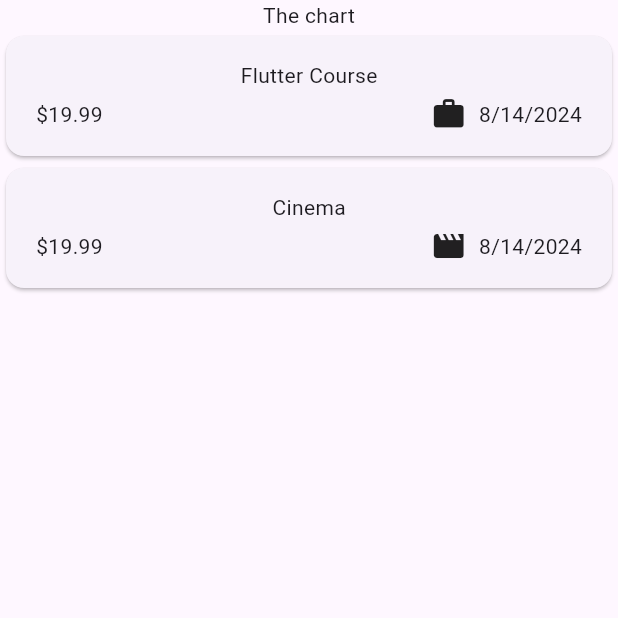
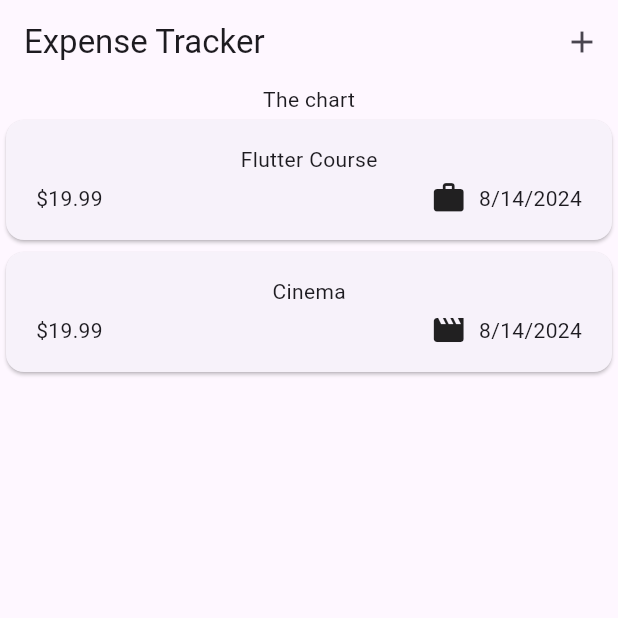
Before and after one commit to giabao12-hali/expense_tracker_app, a Flutter app: the screen it shows after launch, on a phone screen of 412 x 824 dp, the top half of it. Run offline on Flutter 3.47's test engine with Material 3 defaults, Android fonts, the light colour scheme and no system bars.

Commit message:
Setting an Appbar with Title & Actions

```diff
--- a/lib/pages/expense.dart
+++ b/lib/pages/expense.dart
@@ -28,6 +28,15 @@ class _ExpenseState extends State<Expense> {
   @override
   Widget build(BuildContext context) {
     return Scaffold(
+      appBar: AppBar(
+        title: const Text('Expense Tracker'),
+        actions: [
+          IconButton(
+            onPressed: () {},
+            icon: const Icon(Icons.add),
+          ),
+        ],
+      ),
       body: Column(
         children: [
           const Text('The chart'),
```
